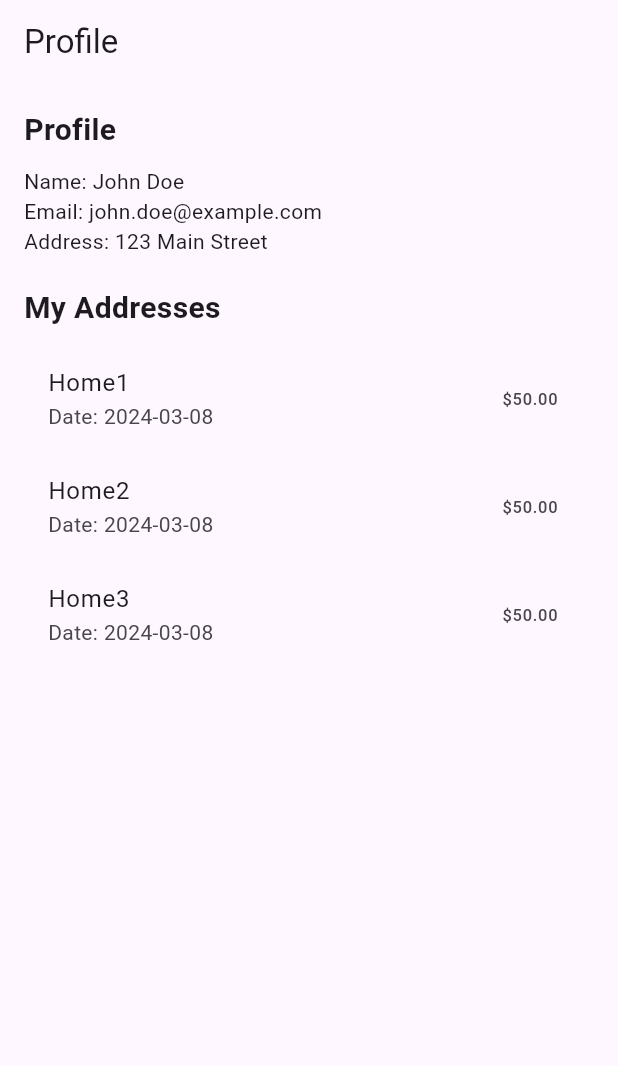
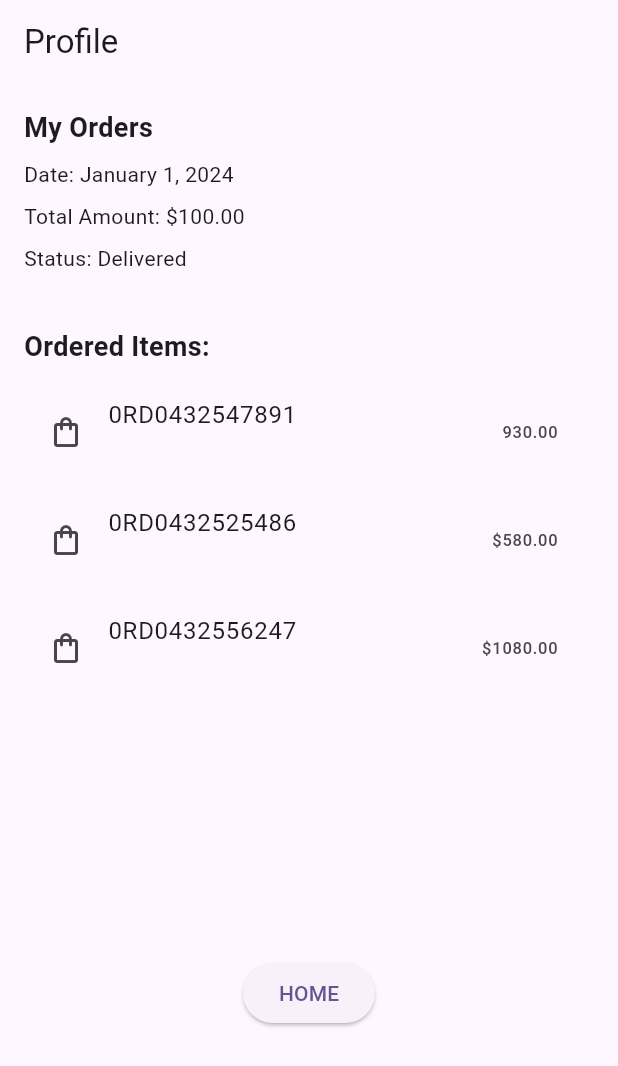
Before and after one commit to niravDESAI28/grosseryapp, a Flutter app: the screen it shows after launch, on a phone screen of 412 x 824 dp. Shown: the top 1066 px of the screen. Run offline on Flutter 3.47's test engine with Material 3 defaults, Android fonts, the light colour scheme and no system bars; our stand-ins replace google_fonts.

Commit message:
09-3-2024

```diff
--- a/lib/deliveryscreen.dart
+++ b/lib/deliveryscreen.dart
@@ -5,6 +5,8 @@ void main() {
     home: DeliveryScreen(),
   ));
 }
+
+
 
 
 class DeliveryScreen extends StatelessWidget {
--- a/lib/main.dart
+++ b/lib/main.dart
@@ -7,6 +7,7 @@ import 'package:grosseryapp/map_pass.dart';
 import 'package:grosseryapp/onbordingscreen.dart';
 import 'package:grosseryapp/page.dart';
 import 'package:grosseryapp/profilescreen.dart';
+import 'package:grosseryapp/profilrscreen.dart';
 import 'package:grosseryapp/shopscreen.dart';
 import 'package:grosseryapp/signinscreen.dart';
 import 'package:grosseryapp/storescreen.dart';
@@ -39,7 +40,8 @@ class MyApp extends StatelessWidget {
       // home: ShopScreen(),
       // home: DeliveryScreen(),
       // home: MapViewScreen(),
-      home: ShoppingProfilePage(),
+      // home: ShoppingProfilePage(),
+      home: OrderProfileScreen(),
     );
   }
 }
--- /dev/null
+++ b/lib/profilrscreen.dart
@@ -0,0 +1,102 @@
+import 'package:flutter/material.dart';
+
+void main() {
+  runApp(MaterialApp(
+    home: OrderProfileScreen(),
+  ));
+}
+
+
+class OrderProfileScreen extends StatelessWidget {
+  @override
+  Widget build(BuildContext context) {
+    return Scaffold(
+      appBar: AppBar(
+        title: Text('Profile'),
+      ),
+      body: SingleChildScrollView(
+        child: Column(
+          crossAxisAlignment: CrossAxisAlignment.start,
+          children: [
+            _buildOrderDetails(),
+            SizedBox(height: 20),
+            _buildOrderItemsList(),
+            SizedBox(height: 20),
+            _buildOrderActions(),
+          ],
+        ),
+      ),
+    );
+  }
+
+  Widget _buildOrderDetails() {
+    // You can replace the placeholders with actual data
+    return Padding(
+      padding: EdgeInsets.all(16.0),
+      child: Column(
+        crossAxisAlignment: CrossAxisAlignment.start,
+        children: [
+          Text(
+            'My Orders',
+            style: TextStyle(fontSize: 18, fontWeight: FontWeight.bold),
+          ),
+          SizedBox(height: 8),
+          Text('Date: January 1, 2024'),
+          SizedBox(height: 8),
+          Text('Total Amount: \$100.00'),
+          SizedBox(height: 8),
+          Text('Status: Delivered'),
+        ],
+      ),
+    );
+  }
+
+  Widget _buildOrderItemsList() {
+    // You can replace this with a ListView.builder if you have a dynamic list of items
+    return Container(
+      padding: EdgeInsets.symmetric(horizontal: 16),
+      child: Column(
+        crossAxisAlignment: CrossAxisAlignment.start,
+        children: [
+          Text(
+            'Ordered Items:',
+            style: TextStyle(fontSize: 18, fontWeight: FontWeight.bold),
+          ),
+          SizedBox(height: 8),
+          ListTile(
+            leading: Icon(Icons.shopping_bag_outlined ),
+            title: Text('0RD0432547891'),
+            subtitle: Text(''),
+            trailing: Text('\930.00'),
+          ),
+          ListTile(
+            leading: Icon(Icons.shopping_bag_outlined),
+            title: Text('0RD0432525486'),
+            subtitle: Text(''),
+            trailing: Text('\$580.00'),
+          ),
+                    ListTile(
+            leading: Icon(Icons.shopping_bag_outlined),
+            title: Text('0RD0432556247'),
+            subtitle: Text(''),
+            trailing: Text('\$1080.00'),
+          ),
+          // Add more ListTiles for additional items
+        ],
+      ),
+    );
+  }
+
+ Widget _buildOrderActions() {
+    return Container(
+      padding: EdgeInsets.all(150),
+      alignment: Alignment.center,
+      child: ElevatedButton(
+        onPressed: () {
+          // Implement action button functionality
+        },
+        child: Text('HOME'),
+      ),
+    );
+  }
+}
```
